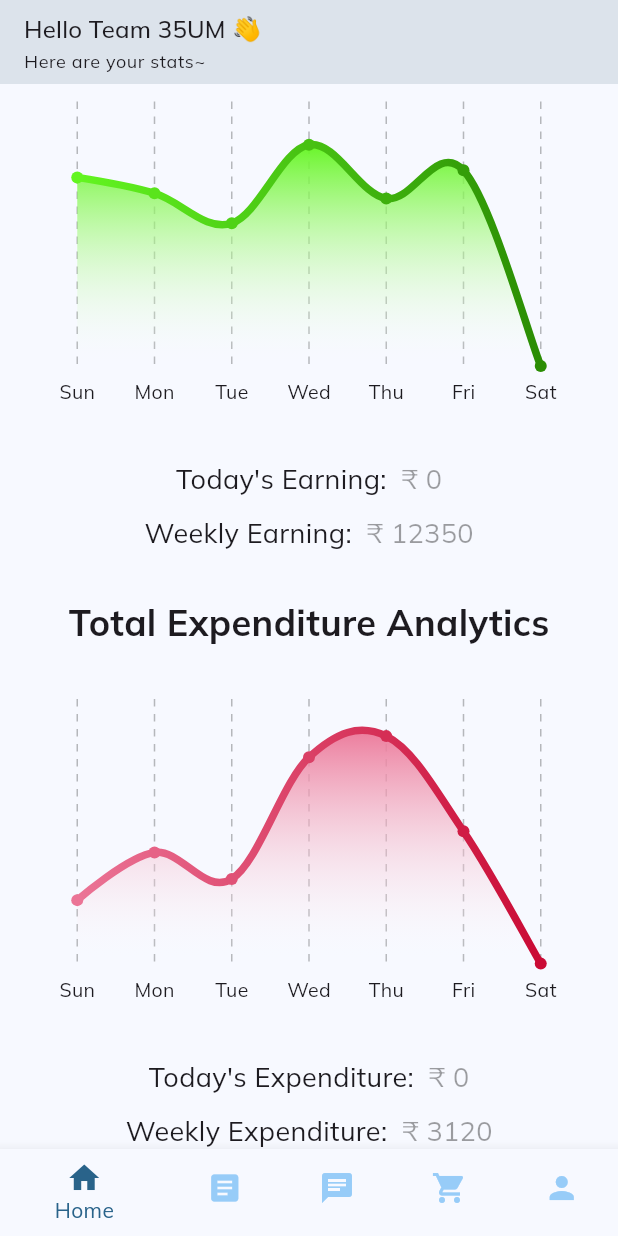
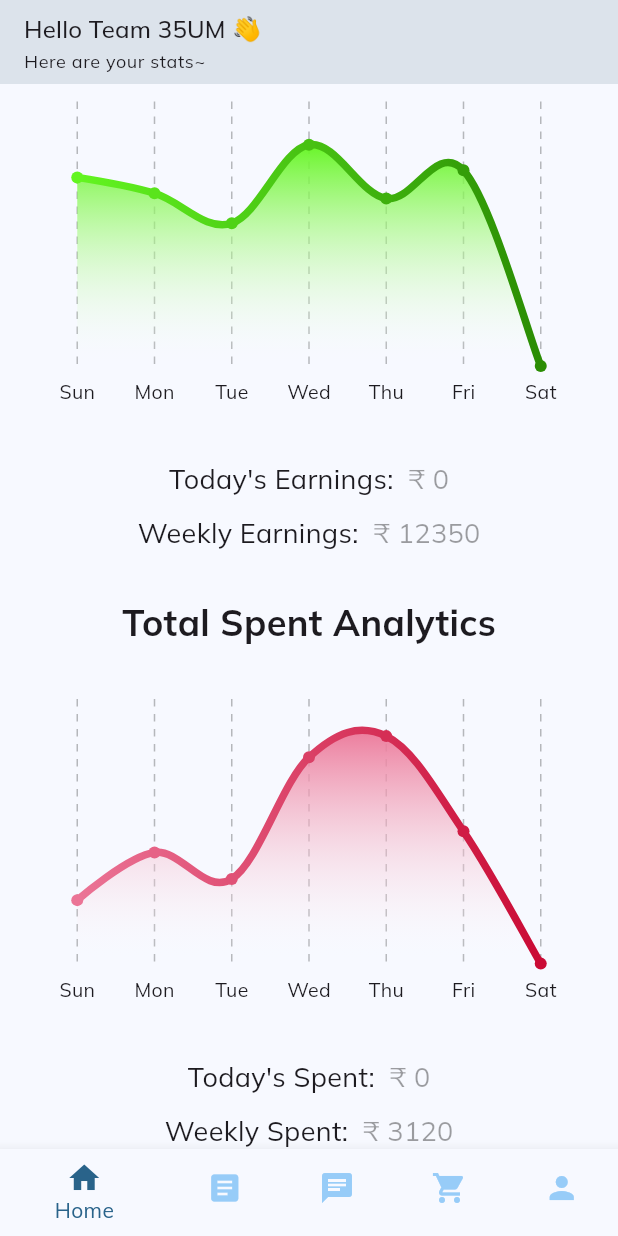
Before and after one commit to codegasms/appathon, a Flutter app: the screen it shows after launch, scrolled down 887 dp, on a phone screen of 412 x 824 dp. Run offline on Flutter 3.47's test engine with Material 3 defaults, Android fonts, the phone set to English and light mode, and no system bars; drawn by our look-alikes of fl_chart; our stand-ins replace dash_chat_2, get, google_fonts, ionicons; missing offline and left inert: clipboard, dart:ffi.

Commit message:
Add app localization support for analytics page

```diff
--- a/farmerapp/lib/pages/subpages/analytics.dart
+++ b/farmerapp/lib/pages/subpages/analytics.dart
@@ -1,5 +1,5 @@
+import 'package:farmerapp/localization/app_localizations.dart';
 import 'package:fl_chart/fl_chart.dart';
-import 'package:flutter/cupertino.dart';
 import 'package:flutter/material.dart';
 
 class AnalyticsPage extends StatefulWidget {
@@ -32,10 +32,10 @@ class _AnalyticsPageState extends State<AnalyticsPage> {
   int sp = 0;
   int cp = 0;
 
-  int production_set = 0;
-  int consumption_set = 0;
-  int sp_set = 0;
-  int cp_set = 0;
+  int productionSet = 0;
+  int consumptionSet = 0;
+  int spSet = 0;
+  int cpSet = 0;
 
   void increment(int value, int which) {
     setState(() {
@@ -53,13 +53,13 @@ class _AnalyticsPageState extends State<AnalyticsPage> {
           cp += value;
           break;
         case 4:
-          production_set += value;
+          productionSet += value;
         case 5:
-          consumption_set += value;
+          consumptionSet += value;
         case 6:
-          sp_set += value;
+          spSet += value;
         case 7:
-          cp_set += value;
+          cpSet += value;
       }
     });
   }
@@ -92,9 +92,11 @@ class _AnalyticsPageState extends State<AnalyticsPage> {
             padding: const EdgeInsets.all(8.0),
             child: Column(
               children: [
-                const Text(
-                  'Add Today\'s Data',
-                  style: TextStyle(
+                Text(
+                  AppLocalization.of(context)
+                      .getTranslatedValue("add_today")
+                      .toString(),
+                  style: const TextStyle(
                     fontSize: 24,
                     fontWeight: FontWeight.normal,
                   ),
@@ -113,10 +115,12 @@ class _AnalyticsPageState extends State<AnalyticsPage> {
                           image: AssetImage('assets/avatar.png'),
                         ),
                       ),
-                      const ListTile(
+                      ListTile(
                         title: Text(
-                          "Today's Milk Production",
-                          style: TextStyle(
+                          AppLocalization.of(context)
+                              .getTranslatedValue("today_milk")
+                              .toString(),
+                          style: const TextStyle(
                               fontSize: 18, fontWeight: FontWeight.normal),
                         ),
                       ),
@@ -151,10 +155,12 @@ class _AnalyticsPageState extends State<AnalyticsPage> {
                           image: AssetImage('assets/avatar.png'),
                         ),
                       ),
-                      const ListTile(
+                      ListTile(
                         title: Text(
-                          "Amount Earned Today",
-                          style: TextStyle(
+                          AppLocalization.of(context)
+                              .getTranslatedValue("today_earn")
+                              .toString(),
+                          style: const TextStyle(
                               fontSize: 18, fontWeight: FontWeight.normal),
                         ),
                       ),
@@ -189,10 +195,12 @@ class _AnalyticsPageState extends State<AnalyticsPage> {
                           image: AssetImage('assets/avatar.png'),
                         ),
                       ),
-                      const ListTile(
+                      ListTile(
                         title: Text(
-                          "Today's Food/Fodder Consumption",
-                          style: TextStyle(
+                          AppLocalization.of(context)
+                              .getTranslatedValue("today_consumption")
+                              .toString(),
+                          style: const TextStyle(
                               fontSize: 18, fontWeight: FontWeight.normal),
                         ),
                       ),
@@ -204,7 +212,7 @@ class _AnalyticsPageState extends State<AnalyticsPage> {
                             onPressed: () => decrement(2, 1),
                           ),
                           Text(
-                            "$consumption Kilos",
+                            "$consumption Kilograms",
                             style: const TextStyle(fontSize: 18),
                           ),
                           IconButton(
@@ -227,10 +235,12 @@ class _AnalyticsPageState extends State<AnalyticsPage> {
                           image: AssetImage('assets/avatar.png'),
                         ),
                       ),
-                      const ListTile(
+                      ListTile(
                         title: Text(
-                          "Amount Spent Today",
-                          style: TextStyle(
+                          AppLocalization.of(context)
+                              .getTranslatedValue("today_spent")
+                              .toString(),
+                          style: const TextStyle(
                               fontSize: 18, fontWeight: FontWeight.normal),
                         ),
                       ),
@@ -271,8 +281,11 @@ class _AnalyticsPageState extends State<AnalyticsPage> {
                       decrement(sp, 2);
                       decrement(cp, 3);
                     },
-                    child: const Text('Add To Analytics',
-                        style: TextStyle(
+                    child: Text(
+                        AppLocalization.of(context)
+                            .getTranslatedValue("add_to_anal")
+                            .toString(),
+                        style: const TextStyle(
                             fontSize: 18, fontWeight: FontWeight.bold)),
                   ),
                 ),
@@ -284,9 +297,11 @@ class _AnalyticsPageState extends State<AnalyticsPage> {
       body: SingleChildScrollView(
         child: Column(
           children: [
-            const Text(
-              'Milk Production Analytics',
-              style: TextStyle(
+            Text(
+              AppLocalization.of(context)
+                  .getTranslatedValue("milk_anal")
+                  .toString(),
+              style: const TextStyle(
                 fontSize: 24,
                 fontWeight: FontWeight.bold,
               ),
@@ -314,10 +329,12 @@ class _AnalyticsPageState extends State<AnalyticsPage> {
             Row(
               mainAxisAlignment: MainAxisAlignment.center,
               children: [
-                const Text(
-                  "Today's Production:",
+                Text(
+                  AppLocalization.of(context)
+                      .getTranslatedValue("tpro")
+                      .toString(),
                   textAlign: TextAlign.left,
-                  style: TextStyle(
+                  style: const TextStyle(
                     fontSize: 18,
                     fontWeight: FontWeight.normal,
                   ),
@@ -326,7 +343,7 @@ class _AnalyticsPageState extends State<AnalyticsPage> {
                   width: 10,
                 ),
                 Text(
-                  '$production_set Litres',
+                  '$productionSet Litres',
                   textAlign: TextAlign.left,
                   style: const TextStyle(
                     fontSize: 18,
@@ -342,10 +359,12 @@ class _AnalyticsPageState extends State<AnalyticsPage> {
             Row(
               mainAxisAlignment: MainAxisAlignment.center,
               children: [
-                const Text(
-                  "Weekly Production:",
+                Text(
+                  AppLocalization.of(context)
+                      .getTranslatedValue("wpro")
+                      .toString(),
                   textAlign: TextAlign.left,
-                  style: TextStyle(
+                  style: const TextStyle(
                     fontSize: 18,
                     fontWeight: FontWeight.normal,
                   ),
@@ -354,7 +373,7 @@ class _AnalyticsPageState extends State<AnalyticsPage> {
                   width: 10,
                 ),
                 Text(
-                  '${376 + production_set} Litres',
+                  '${376 + productionSet} Litres',
                   textAlign: TextAlign.left,
                   style: const TextStyle(
                     fontSize: 18,
@@ -367,9 +386,11 @@ class _AnalyticsPageState extends State<AnalyticsPage> {
             const SizedBox(
               height: 30,
             ),
-            const Text(
-              'Food/Fodder Consumption Analytics',
-              style: TextStyle(
+            Text(
+              AppLocalization.of(context)
+                  .getTranslatedValue("ff_anal")
+                  .toString(),
+              style: const TextStyle(
                 fontSize: 24,
                 fontWeight: FontWeight.bold,
               ),
@@ -397,10 +418,12 @@ class _AnalyticsPageState extends State<AnalyticsPage> {
             Row(
               mainAxisAlignment: MainAxisAlignment.center,
               children: [
-                const Text(
-                  "Today's Consumption:",
+                Text(
+                  AppLocalization.of(context)
+                      .getTranslatedValue("tcon")
+                      .toString(),
                   textAlign: TextAlign.left,
-                  style: TextStyle(
+                  style: const TextStyle(
                     fontSize: 18,
                     fontWeight: FontWeight.normal,
                   ),
@@ -409,7 +432,7 @@ class _AnalyticsPageState extends State<AnalyticsPage> {
                   width: 10,
                 ),
                 Text(
-                  '$consumption_set Kilograms',
+                  '$consumptionSet Kilograms',
                   textAlign: TextAlign.left,
                   style: const TextStyle(
                     fontSize: 18,
@@ -425,10 +448,12 @@ class _AnalyticsPageState extends State<AnalyticsPage> {
             Row(
               mainAxisAlignment: MainAxisAlignment.center,
               children: [
-                const Text(
-                  "Weekly Consumption:",
+                Text(
+                  AppLocalization.of(context)
+                      .getTranslatedValue("wcon")
+                      .toString(),
                   textAlign: TextAlign.left,
-                  style: TextStyle(
+                  style: const TextStyle(
                     fontSize: 18,
                     fontWeight: FontWeight.normal,
                   ),
@@ -437,7 +462,7 @@ class _AnalyticsPageState extends State<AnalyticsPage> {
                   width: 10,
                 ),
                 Text(
-                  '${46 + consumption_set} Kilograms',
+                  '${46 + consumptionSet} Kilograms',
                   textAlign: TextAlign.left,
                   style: const TextStyle(
                     fontSize: 18,
@@ -450,9 +475,11 @@ class _AnalyticsPageState extends State<AnalyticsPage> {
             const SizedBox(
               height: 30,
             ),
-            const Text(
-              'Total Earning Analytics',
-              style: TextStyle(
+            Text(
+              AppLocalization.of(context)
+                  .getTranslatedValue("earn_anal")
+                  .toString(),
+              style: const TextStyle(
                 fontSize: 24,
                 fontWeight: FontWeight.bold,
               ),
@@ -480,10 +507,12 @@ class _AnalyticsPageState extends State<AnalyticsPage> {
             Row(
               mainAxisAlignment: MainAxisAlignment.center,
               children: [
-                const Text(
-                  "Today's Earning:",
+                Text(
+                  AppLocalization.of(context)
+                      .getTranslatedValue("tearn")
+                      .toString(),
                   textAlign: TextAlign.left,
-                  style: TextStyle(
+                  style: const TextStyle(
                     fontSize: 18,
                     fontWeight: FontWeight.normal,
                   ),
@@ -492,7 +521,7 @@ class _AnalyticsPageState extends State<AnalyticsPage> {
                   width: 10,
                 ),
                 Text(
-                  '₹ $sp_set',
+                  '₹ $spSet',
                   textAlign: TextAlign.left,
                   style: const TextStyle(
                     fontSize: 18,
@@ -508,10 +537,12 @@ class _AnalyticsPageState extends State<AnalyticsPage> {
             Row(
               mainAxisAlignment: MainAxisAlignment.center,
               children: [
-                const Text(
-                  "Weekly Earning:",
+                Text(
+                  AppLocalization.of(context)
+                      .getTranslatedValue("wearn")
+                      .toString(),
                   textAlign: TextAlign.left,
-                  style: TextStyle(
+                  style: const TextStyle(
                     fontSize: 18,
                     fontWeight: FontWeight.normal,
                   ),
@@ -520,7 +551,7 @@ class _AnalyticsPageState extends State<AnalyticsPage> {
                   width: 10,
                 ),
                 Text(
-                  '₹ ${12350 + sp_set}',
+                  '₹ ${12350 + spSet}',
                   textAlign: TextAlign.left,
                   style: const TextStyle(
                     fontSize: 18,
@@ -533,9 +564,11 @@ class _AnalyticsPageState extends State<AnalyticsPage> {
             const SizedBox(
               height: 30,
             ),
-            const Text(
-              'Total Expenditure Analytics',
-              style: TextStyle(
+            Text(
+              AppLocalization.of(context)
+                  .getTranslatedValue("spent_anal")
+                  .toString(),
+              style: const TextStyle(
                 fontSize: 24,
                 fontWeight: FontWeight.bold,
               ),
@@ -563,10 +596,12 @@ class _AnalyticsPageState extends State<AnalyticsPage> {
             Row(
               mainAxisAlignment: MainAxisAlignment.center,
               children: [
-                const Text(
-                  "Today's Expenditure:",
+                Text(
+                  AppLocalization.of(context)
+                      .getTranslatedValue("tspen")
+                      .toString(),
                   textAlign: TextAlign.left,
-                  style: TextStyle(
+                  style: const TextStyle(
                     fontSize: 18,
                     fontWeight: FontWeight.normal,
                   ),
@@ -575,7 +610,7 @@ class _AnalyticsPageState extends State<AnalyticsPage> {
                   width: 10,
                 ),
                 Text(
-                  '₹ $cp_set',
+                  '₹ $cpSet',
                   textAlign: TextAlign.left,
                   style: const TextStyle(
                     fontSize: 18,
@@ -591,10 +626,12 @@ class _AnalyticsPageState extends State<AnalyticsPage> {
             Row(
               mainAxisAlignment: MainAxisAlignment.center,
               children: [
-                const Text(
-                  "Weekly Expenditure:",
+                Text(
+                  AppLocalization.of(context)
+                      .getTranslatedValue("wspen")
+                      .toString(),
                   textAlign: TextAlign.left,
-                  style: TextStyle(
+                  style: const TextStyle(
                     fontSize: 18,
                     fontWeight: FontWeight.normal,
                   ),
@@ -603,7 +640,7 @@ class _AnalyticsPageState extends State<AnalyticsPage> {
                   width: 10,
                 ),
                 Text(
-                  '₹ ${3120 + cp_set}',
+                  '₹ ${3120 + cpSet}',
                   textAlign: TextAlign.left,
                   style: const TextStyle(
                     fontSize: 18,
@@ -745,7 +782,7 @@ class _AnalyticsPageState extends State<AnalyticsPage> {
             const FlSpot(4, 86),
             const FlSpot(5, 52),
             const FlSpot(6, 72),
-            FlSpot(7, production_set.toDouble()),
+            FlSpot(7, productionSet.toDouble()),
           ],
           isCurved: true,
           gradient: LinearGradient(
@@ -851,7 +888,7 @@ class _AnalyticsPageState extends State<AnalyticsPage> {
             const FlSpot(4, 12),
             const FlSpot(5, 14),
             const FlSpot(6, 8),
-            FlSpot(7, consumption_set.toDouble()),
+            FlSpot(7, consumptionSet.toDouble()),
           ],
           isCurved: true,
           gradient: LinearGradient(
@@ -957,7 +994,7 @@ class _AnalyticsPageState extends State<AnalyticsPage> {
             const FlSpot(4, 2510),
             const FlSpot(5, 1900),
             const FlSpot(6, 2220),
-            FlSpot(7, sp_set.toDouble()),
+            FlSpot(7, spSet.toDouble()),
           ],
           isCurved: true,
           gradient: LinearGradient(
@@ -1063,7 +1100,7 @@ class _AnalyticsPageState extends State<AnalyticsPage> {
             const FlSpot(4, 780),
             const FlSpot(5, 860),
             const FlSpot(6, 500),
-            FlSpot(7, cp_set.toDouble()),
+            FlSpot(7, cpSet.toDouble()),
           ],
           isCurved: true,
           gradient: LinearGradient(
```
Also changed, not shown: farmerapp/assets/lang/as.json (+19 -1 lines), farmerapp/assets/lang/bn.json (+19 -1 lines), farmerapp/assets/lang/en.json (+19 -1 lines), farmerapp/assets/lang/gu.json (+19 -1 lines), farmerapp/assets/lang/hi.json (+19 -1 lines), farmerapp/assets/lang/kn.json (+19 -1 lines), farmerapp/assets/lang/ml.json (+19 -1 lines), farmerapp/assets/lang/mr.json (+19 -1 lines), farmerapp/assets/lang/or.json (+19 -1 lines), farmerapp/assets/lang/pa.json (+19 -1 lines), farmerapp/assets/lang/ta.json (+19 -1 lines), farmerapp/assets/lang/te.json (+19 -1 lines), farmerapp/assets/lang/ur.json (+19 -1 lines).
